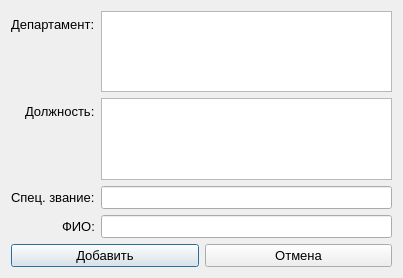
Above: UI/ui_ui/create_official_person_dialog.ui from drPonihvost/research_referral_forms before the change. Below: the same form after it.
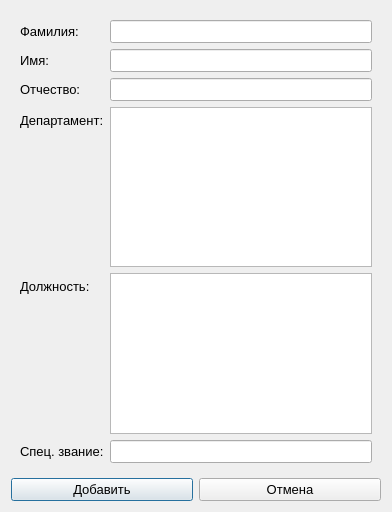
That is the form after the change.

Patch:
```diff
--- a/UI/ui_ui/create_official_person_dialog.ui
+++ b/UI/ui_ui/create_official_person_dialog.ui
@@ -6,8 +6,8 @@
    <rect>
     <x>0</x>
     <y>0</y>
-    <width>403</width>
-    <height>278</height>
+    <width>392</width>
+    <height>512</height>
    </rect>
   </property>
   <property name="font">
@@ -22,63 +22,68 @@
    <item>
     <widget class="QWidget" name="create_official_person_widget" native="true">
      <layout class="QVBoxLayout" name="verticalLayout_2">
-      <property name="leftMargin">
-       <number>0</number>
-      </property>
-      <property name="topMargin">
-       <number>0</number>
-      </property>
-      <property name="rightMargin">
-       <number>0</number>
-      </property>
-      <property name="bottomMargin">
-       <number>0</number>
-      </property>
       <item>
        <layout class="QFormLayout" name="formLayout">
-        <property name="labelAlignment">
-         <set>Qt::AlignRight|Qt::AlignTrailing|Qt::AlignVCenter</set>
-        </property>
         <item row="0" column="0">
-         <widget class="QLabel" name="label">
+         <widget class="QLabel" name="label_6">
           <property name="text">
-           <string>Департамент:</string>
+           <string>Фамилия:</string>
           </property>
          </widget>
         </item>
+        <item row="0" column="1">
+         <widget class="QLineEdit" name="surname_le"/>
+        </item>
         <item row="1" column="0">
-         <widget class="QLabel" name="label_2">
+         <widget class="QLabel" name="label_5">
           <property name="text">
-           <string>Должность:</string>
+           <string>Имя:</string>
           </property>
          </widget>
         </item>
+        <item row="1" column="1">
+         <widget class="QLineEdit" name="name_le"/>
+        </item>
         <item row="2" column="0">
-         <widget class="QLabel" name="label_3">
+         <widget class="QLabel" name="label_4">
           <property name="text">
-           <string>Спец. звание:</string>
+           <string>Отчество:</string>
           </property>
          </widget>
         </item>
         <item row="2" column="1">
-         <widget class="QLineEdit" name="rank_le"/>
+         <widget class="QLineEdit" name="middle_name_le"/>
         </item>
         <item row="3" column="0">
-         <widget class="QLabel" name="label_4">
+         <widget class="QLabel" name="label">
           <property name="text">
-           <string>ФИО:</string>
+           <string>Департамент:</string>
           </property>
          </widget>
         </item>
         <item row="3" column="1">
-         <widget class="QLineEdit" name="name_le"/>
-        </item>
-        <item row="0" column="1">
          <widget class="QTextEdit" name="department_te"/>
         </item>
-        <item row="1" column="1">
+        <item row="4" column="0">
+         <widget class="QLabel" name="label_2">
+          <property name="text">
+           <string>Должность:</string>
+          </property>
+         </widget>
+        </item>
+        <item row="4" column="1">
          <widget class="QTextEdit" name="post_te"/>
         </item>
+        <item row="5" column="0">
+         <widget class="QLabel" name="label_3">
+          <property name="text">
+           <string>Спец. звание:</string>
+          </property>
+         </widget>
+        </item>
+        <item row="5" column="1">
+         <widget class="QLineEdit" name="rank_le"/>
+        </item>
        </layout>
       </item>
      </layout>
```
Left out of the diff: 1 changed line with no effect on the pictures.
